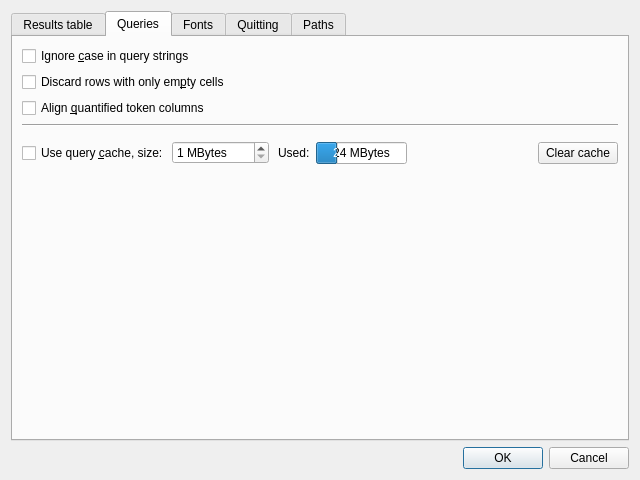
Before: the Qt Designer form coquery/gui/ui/settings.ui in gkunter/coquery, drawn with Qt 5.
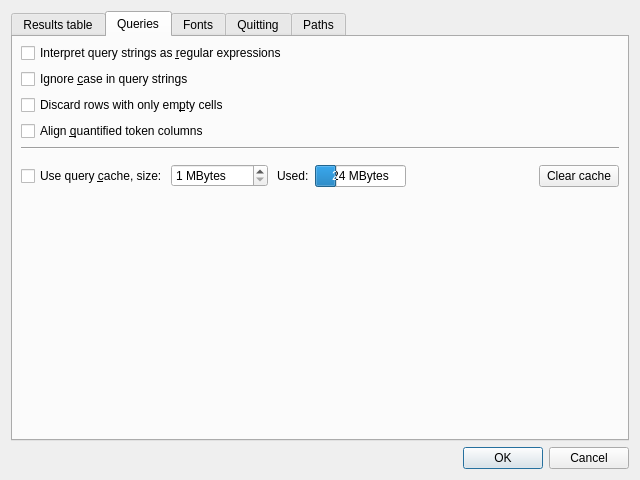
After: the same form once the commit is applied. The open tabs and pages were chosen to show the change. Icons and pictures are not drawn.

Commit message: Add checkbox for regexp

Diff of the .ui file:
```diff
--- a/coquery/gui/ui/settings.ui
+++ b/coquery/gui/ui/settings.ui
@@ -188,6 +188,25 @@
        <string>Queries</string>
       </attribute>
       <layout class="QVBoxLayout" name="verticalLayout_2">
+       <property name="leftMargin">
+        <number>8</number>
+       </property>
+       <property name="topMargin">
+        <number>6</number>
+       </property>
+       <property name="rightMargin">
+        <number>8</number>
+       </property>
+       <property name="bottomMargin">
+        <number>6</number>
+       </property>
+       <item>
+        <widget class="QCheckBox" name="check_regular_expressions">
+         <property name="text">
+          <string>Interpret query strings as &amp;regular expressions</string>
+         </property>
+        </widget>
+       </item>
        <item>
         <widget class="QCheckBox" name="check_ignore_case_query">
          <property name="text">
```
Left out of the diff: 68 changed lines with no effect on the pictures. The commit also changes 1 other file.
